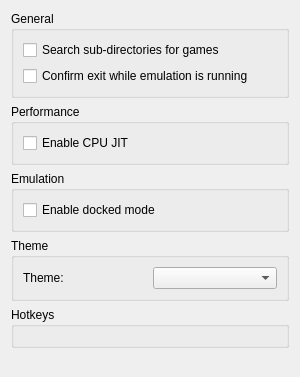
First picture: the form in src/yuzu/configuration/configure_general.ui, repository rorrim-rorrim/eden-alt, before the edit.
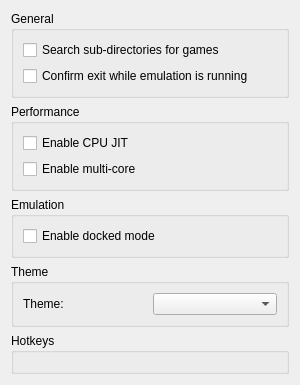
Second picture: the form after the edit. Custom widgets are drawn as their Qt base class.

Commit message: core: Add a configuration setting for use_multi_core.

Diff of the .ui file:
```diff
--- a/src/yuzu/configuration/configure_general.ui
+++ b/src/yuzu/configuration/configure_general.ui
@@ -58,6 +58,13 @@
             </property>
            </widget>
           </item>
+          <item>
+           <widget class="QCheckBox" name="use_multi_core">
+            <property name="text">
+             <string>Enable multi-core</string>
+            </property>
+           </widget>
+          </item>
          </layout>
         </item>
        </layout>
```
The commit also changes 9 other files.
